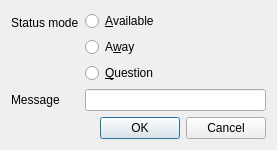
First picture: the form in Client/qtTeamTalk/changestatus.ui, repository BearWare/TeamTalk5, before the edit.
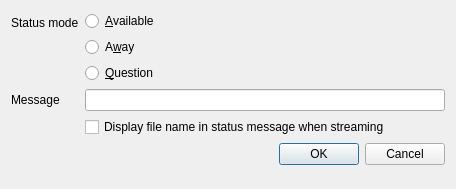
Second picture: the form after the edit.

Commit message:
Option in "Change status" dialog to display file name as status msg when streaming (#1553)
* Option in "Change status" dialog to display file name as status msg when streaming

* Fix layout in 'Change Status Mode'

* Use QFileInfo to get basename

```diff
--- a/Client/qtTeamTalk/changestatus.ui
+++ b/Client/qtTeamTalk/changestatus.ui
@@ -6,8 +6,8 @@
    <rect>
     <x>0</x>
     <y>0</y>
-    <width>277</width>
-    <height>145</height>
+    <width>456</width>
+    <height>189</height>
    </rect>
   </property>
   <property name="windowTitle">
@@ -22,8 +22,6 @@
   <property name="modal">
    <bool>true</bool>
   </property>
-  <layout class="QVBoxLayout" name="verticalLayout_2">
-   <item>
     <layout class="QFormLayout" name="formLayout">
      <item row="0" column="0">
       <widget class="QLabel" name="label">
@@ -73,9 +71,14 @@
      <item row="1" column="1">
       <widget class="QLineEdit" name="msgEdit"/>
      </item>
-    </layout>
+   <item row="2" column="1">
+    <widget class="QCheckBox" name="streamChkBox">
+     <property name="text">
+      <string>Display file name in status message when streaming</string>
+     </property>
+    </widget>
    </item>
-   <item>
+   <item row="3" column="0" colspan="2">
     <widget class="QDialogButtonBox" name="buttonBox">
      <property name="orientation">
       <enum>Qt::Horizontal</enum>
```
Lines whose indentation alone changed are shown as unchanged. The commit also changes 4 other files.
